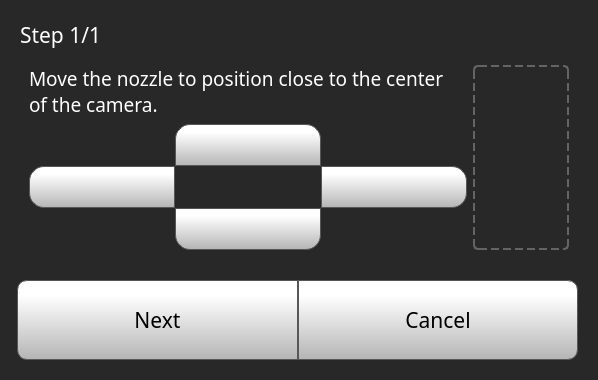
Qt form octoprint_ControlCenter/ui/calibrate_screen/cameraToolOffsetCalibration/cameraToolOffsetCalibration.ui (FracktalWorks/ControlCenter) before a commit.
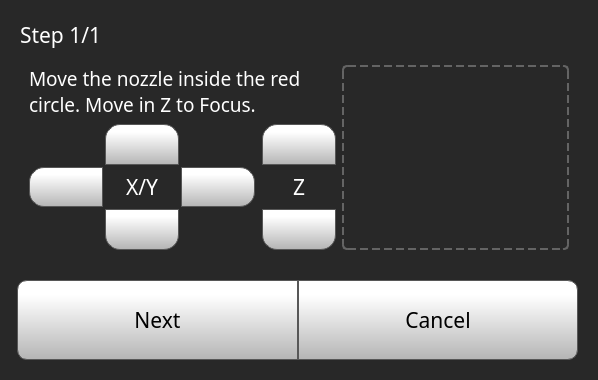
The same form after that commit. The open tabs and pages were chosen to show the change. Icons and pictures are not drawn.

Commit message:
Improve position parsing and UI for calibration
Enhanced position parsing in websocket_client.py to support both Marlin and Klipper M114 response formats, rounding coordinates to 3 decimals. Updated cameraToolOffsetCalibration.ui with improved layout, clearer instructions, new Z movement buttons, and axis labels for better calibration usability.

Patch:
```diff
--- a/octoprint_ControlCenter/ui/calibrate_screen/cameraToolOffsetCalibration/cameraToolOffsetCalibration.ui
+++ b/octoprint_ControlCenter/ui/calibrate_screen/cameraToolOffsetCalibration/cameraToolOffsetCalibration.ui
@@ -184,7 +184,7 @@
          </layout>
         </widget>
         <widget class="QWidget" name="step3Page">
-         <layout class="QHBoxLayout" name="horizontalLayout_4" stretch="0,1">
+         <layout class="QHBoxLayout" name="horizontalLayout_4" stretch="2,2">
           <item>
            <layout class="QVBoxLayout" name="verticalLayout_3">
             <property name="leftMargin">
@@ -207,7 +207,7 @@
                <string notr="true">color: rgb(255, 255, 255);</string>
               </property>
               <property name="text">
-               <string>Move the nozzle to position close to the center of the camera.</string>
+               <string>Move the nozzle inside the red circle. Move in Z to Focus.</string>
               </property>
               <property name="wordWrap">
                <bool>true</bool>
@@ -217,7 +217,7 @@
             <item>
              <layout class="QGridLayout" name="gridLayout_2">
               <property name="spacing">
-               <number>0</number>
+               <number>2</number>
               </property>
               <item row="1" column="2">
                <widget class="QPushButton" name="moveXPButton">
@@ -292,8 +292,81 @@
                 </property>
                </widget>
               </item>
-              <item row="0" column="1">
-               <widget class="QPushButton" name="moveYPButton">
+              <item row="2" column="4">
+               <widget class="QPushButton" name="moveZP05Button">
+                <property name="sizePolicy">
+                 <sizepolicy hsizetype="Expanding" vsizetype="Expanding">
+                  <horstretch>0</horstretch>
+                  <verstretch>0</verstretch>
+                 </sizepolicy>
+                </property>
+                <property name="minimumSize">
+                 <size>
+                  <width>0</width>
+                  <height>0</height>
+                 </size>
+                </property>
+                <property name="font">
+                 <font>
+                  <family>MS Shell Dlg 2</family>
+                  <pointsize>20</pointsize>
+                 </font>
+                </property>
+                <property name="styleSheet">
+                 <string notr="true">QPushButton {
+     border: 1px solid rgb(87, 87, 87);
+
+	background-color: qlineargradient(spread:pad, x1:0, y1:1, x2:0, y2:0.188, stop:0 rgba(180, 180, 180, 255), stop:1 rgba(255, 255, 255, 255));
+	border-bottom-left-radius: 15px;
+	border-bottom-right-radius: 15px;
+}
+
+QPushButton:pressed {
+    background-color: qlineargradient(x1: 0, y1: 0, x2: 0, y2: 1,
+                                      stop: 0 #dadbde, stop: 1 #f6f7fa);
+}
+
+QPushButton:flat {
+    border: none; /* no border for a flat push button */
+}
+
+QPushButton:default {
+    border-color: navy; /* make the default button prominent */
+}
+
+QPushButton:focus {
+	outline: none;
+}</string>
+                </property>
+                <property name="text">
+                 <string/>
+                </property>
+                <property name="icon">
+                 <iconset resource="../../resources/resource.qrc">
+                  <normaloff>:/Navigation/img/Navigation/arrows-5.png</normaloff>:/Navigation/img/Navigation/arrows-5.png</iconset>
+                </property>
+                <property name="iconSize">
+                 <size>
+                  <width>40</width>
+                  <height>40</height>
+                 </size>
+                </property>
+                <property name="checkable">
+                 <bool>false</bool>
+                </property>
+                <property name="autoDefault">
+                 <bool>false</bool>
+                </property>
+                <property name="default">
+                 <bool>false</bool>
+                </property>
+                <property name="flat">
+                 <bool>false</bool>
+                </property>
+               </widget>
+              </item>
+              <item row="0" column="4">
+               <widget class="QPushButton" name="moveZMButton">
                 <property name="sizePolicy">
                  <sizepolicy hsizetype="Expanding" vsizetype="Expanding">
                   <horstretch>0</horstretch>
@@ -437,6 +510,27 @@
                 </property>
                </widget>
               </item>
+              <item row="1" column="1" alignment="Qt::AlignHCenter">
+               <widget class="QLabel" name="XYLabel">
+                <property name="font">
+                 <font>
+                  <family>Gotham</family>
+                  <pointsize>16</pointsize>
+                  <weight>50</weight>
+                  <bold>false</bold>
+                 </font>
+                </property>
+                <property name="styleSheet">
+                 <string notr="true">color: rgb(255, 255, 255);</string>
+                </property>
+                <property name="text">
+                 <string>X/Y</string>
+                </property>
+                <property name="wordWrap">
+                 <bool>true</bool>
+                </property>
+               </widget>
+              </item>
               <item row="2" column="1">
                <widget class="QPushButton" name="moveYMButton">
                 <property name="sizePolicy">
@@ -510,6 +604,106 @@
                 </property>
                </widget>
               </item>
+              <item row="0" column="1">
+               <widget class="QPushButton" name="moveYPButton">
+                <property name="sizePolicy">
+                 <sizepolicy hsizetype="Expanding" vsizetype="Expanding">
+                  <horstretch>0</horstretch>
+                  <verstretch>0</verstretch>
+                 </sizepolicy>
+                </property>
+                <property name="minimumSize">
+                 <size>
+                  <width>0</width>
+                  <height>0</height>
+                 </size>
+                </property>
+                <property name="font">
+                 <font>
+                  <family>MS Shell Dlg 2</family>
+                  <pointsize>20</pointsize>
+                 </font>
+                </property>
+                <property name="styleSheet">
+                 <string notr="true">QPushButton {
+     border: 1px solid rgb(87, 87, 87);
+
+	background-color: qlineargradient(spread:pad, x1:0, y1:1, x2:0, y2:0.188, stop:0 rgba(180, 180, 180, 255), stop:1 rgba(255, 255, 255, 255));
+	border-top-left-radius: 15px;
+	border-top-right-radius: 15px;
+}
+
+QPushButton:pressed {
+    background-color: qlineargradient(x1: 0, y1: 0, x2: 0, y2: 1,
+                                      stop: 0 #dadbde, stop: 1 #f6f7fa);
+}
+
+QPushButton:flat {
+    border: none; /* no border for a flat push button */
+}
+
+QPushButton:default {
+    border-color: navy; /* make the default button prominent */
+}
+QPushButton:focus {
+	outline: none;
+}</string>
+                </property>
+                <property name="text">
+                 <string/>
+                </property>
+                <property name="icon">
+                 <iconset resource="../../resources/resource.qrc">
+                  <normaloff>:/Navigation/img/Navigation/arrows.png</normaloff>:/Navigation/img/Navigation/arrows.png</iconset>
+                </property>
+                <property name="iconSize">
+                 <size>
+                  <width>40</width>
+                  <height>40</height>
+                 </size>
+                </property>
+                <property name="checkable">
+                 <bool>false</bool>
+                </property>
+                <property name="autoDefault">
+                 <bool>false</bool>
+                </property>
+                <property name="default">
+                 <bool>false</bool>
+                </property>
+                <property name="flat">
+                 <bool>false</bool>
+                </property>
+               </widget>
+              </item>
+              <item row="1" column="4" alignment="Qt::AlignHCenter">
+               <widget class="QLabel" name="ZLabel">
+                <property name="font">
+                 <font>
+                  <family>Gotham</family>
+                  <pointsize>16</pointsize>
+                  <weight>50</weight>
+                  <bold>false</bold>
+                 </font>
+                </property>
+                <property name="styleSheet">
+                 <string notr="true">color: rgb(255, 255, 255);</string>
+                </property>
+                <property name="text">
+                 <string>Z</string>
+                </property>
+                <property name="wordWrap">
+                 <bool>true</bool>
+                </property>
+               </widget>
+              </item>
+              <item row="1" column="3">
+               <widget class="Line" name="line">
+                <property name="orientation">
+                 <enum>Qt::Vertical</enum>
+                </property>
+               </widget>
+              </item>
              </layout>
             </item>
            </layout>
```
The commit also changes 1 other file.
